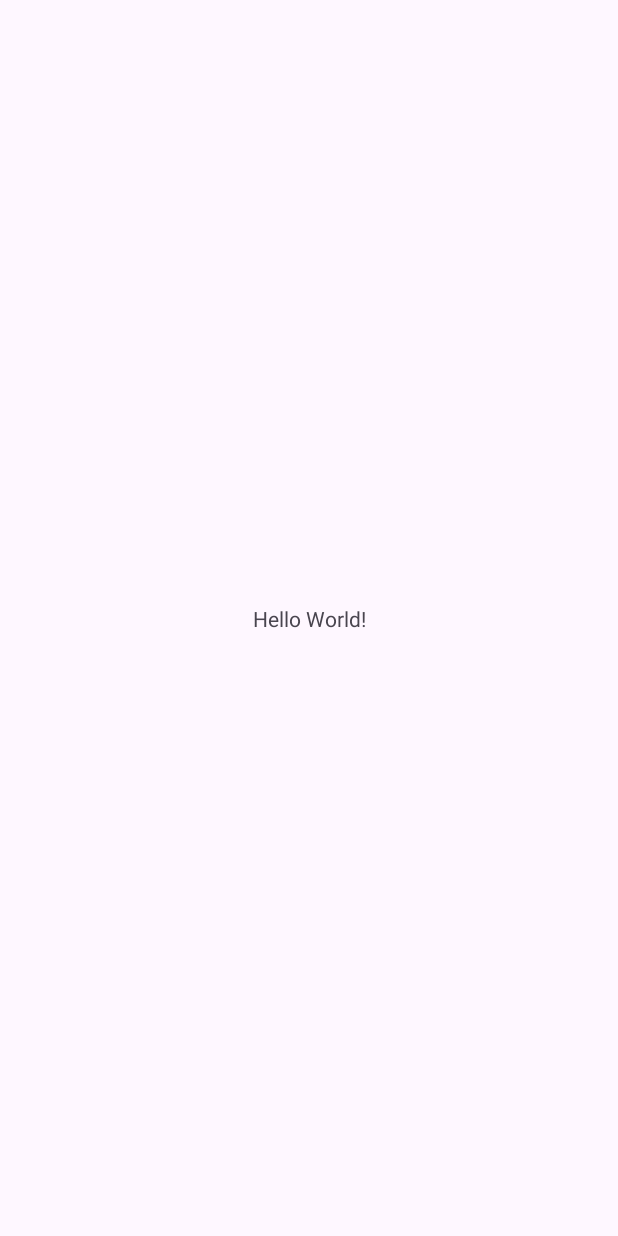
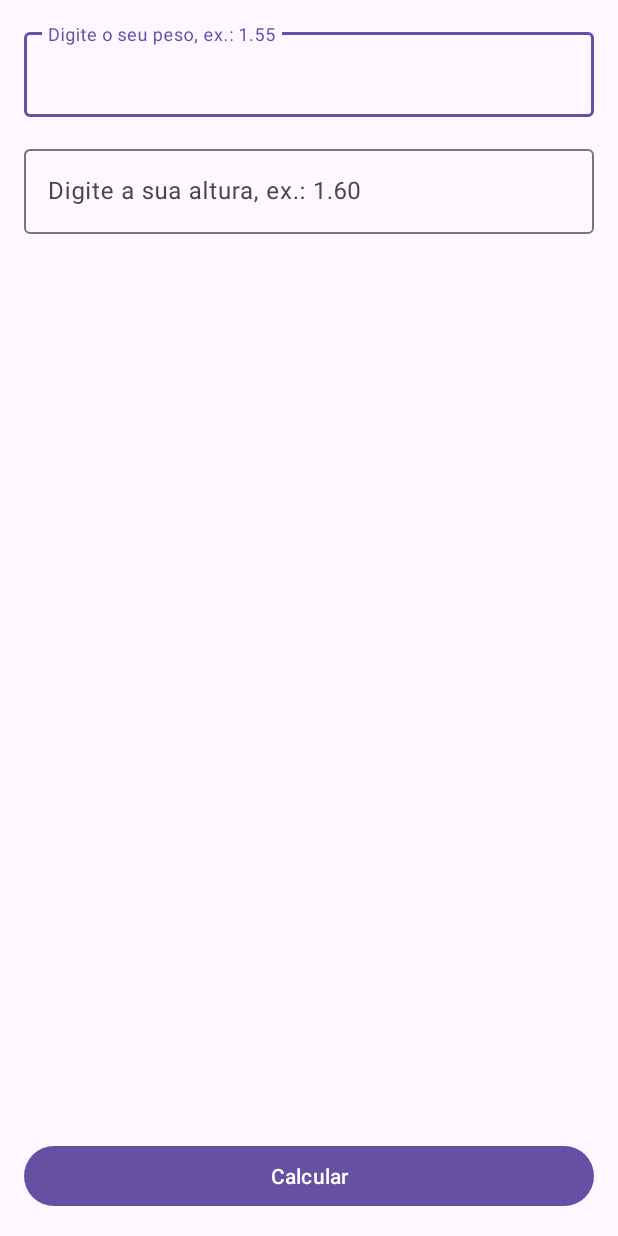
Before and after one commit to marcoaferreira/BMICalculator, an Android app: the screen it shows after launch (MainActivity), on a phone screen of 412 x 824 dp. Before the commit the screen is almost empty. Run offline under Robolectric (Android 15) with nearby library versions, the phone set to English and light mode, and no system bars; 4 statements that could not run were skipped.

Commit message:
Initial screen, edittext

```diff
--- a/app/src/main/java/com/comunidadedevspace/imc/MainActivity.kt
+++ b/app/src/main/java/com/comunidadedevspace/imc/MainActivity.kt
@@ -2,10 +2,25 @@ package com.comunidadedevspace.imc
 
 import androidx.appcompat.app.AppCompatActivity
 import android.os.Bundle
+import android.widget.Button
+import com.google.android.material.textfield.TextInputEditText
+
 
 class MainActivity : AppCompatActivity() {
     override fun onCreate(savedInstanceState: Bundle?) {
         super.onCreate(savedInstanceState)
         setContentView(R.layout.activity_main)
+
+        val editWeight = findViewById<TextInputEditText>(R.id.edtWeight)
+        val editHeight = findViewById<TextInputEditText>(R.id.edtHeight)
+        val btnCalculate = findViewById<Button>(R.id.btnCalculate)
+
+        val weight = editWeight.text
+        val height = editHeight.text
+
+        btnCalculate.setOnClickListener(){
+
+        }
+
     }
 }
--- a/app/src/main/res/layout/activity_main.xml
+++ b/app/src/main/res/layout/activity_main.xml
@@ -6,13 +6,49 @@
     android:layout_height="match_parent"
     tools:context=".MainActivity">
 
-    <TextView
-        android:layout_width="wrap_content"
+
+    <Button
+        android:id="@+id/btnCalculate"
+        android:layout_width="match_parent"
         android:layout_height="wrap_content"
-        android:text="Hello World!"
+        android:layout_margin="16dp"
+        android:text="@string/button"
         app:layout_constraintBottom_toBottomOf="parent"
         app:layout_constraintEnd_toEndOf="parent"
+        app:layout_constraintStart_toStartOf="parent" />
+
+    <com.google.android.material.textfield.TextInputLayout
+        android:id="@+id/edtWeight"
+        android:layout_width="match_parent"
+        android:layout_height="wrap_content"
+        android:layout_margin="16dp"
+        app:layout_constraintEnd_toEndOf="parent"
         app:layout_constraintStart_toStartOf="parent"
-        app:layout_constraintTop_toTopOf="parent" />
+        app:layout_constraintTop_toTopOf="parent">
+
+        <com.google.android.material.textfield.TextInputEditText
+            android:layout_width="match_parent"
+            android:layout_height="wrap_content"
+            android:hint="@string/weight"
+            android:inputType="numberDecimal" />
+
+    </com.google.android.material.textfield.TextInputLayout>
+
+    <com.google.android.material.textfield.TextInputLayout
+        android:id="@+id/edtHeight"
+        android:layout_width="match_parent"
+        android:layout_height="wrap_content"
+        android:layout_margin="16dp"
+        app:layout_constraintEnd_toEndOf="parent"
+        app:layout_constraintStart_toStartOf="parent"
+        app:layout_constraintTop_toBottomOf="@+id/edtWeight">
+
+        <com.google.android.material.textfield.TextInputEditText
+            android:layout_width="match_parent"
+            android:layout_height="wrap_content"
+            android:hint="@string/height" />
+
+    </com.google.android.material.textfield.TextInputLayout>
+
 
 </androidx.constraintlayout.widget.ConstraintLayout>
--- a/app/src/main/res/values/strings.xml
+++ b/app/src/main/res/values/strings.xml
@@ -1,3 +1,6 @@
 <resources>
     <string name="app_name">calculadoraimc</string>
+    <string name="button">Calcular</string>
+    <string name="height">Digite a sua altura, ex.: 1.60</string>
+    <string name="weight">Digite o seu peso, ex.: 1.55</string>
 </resources>
```
